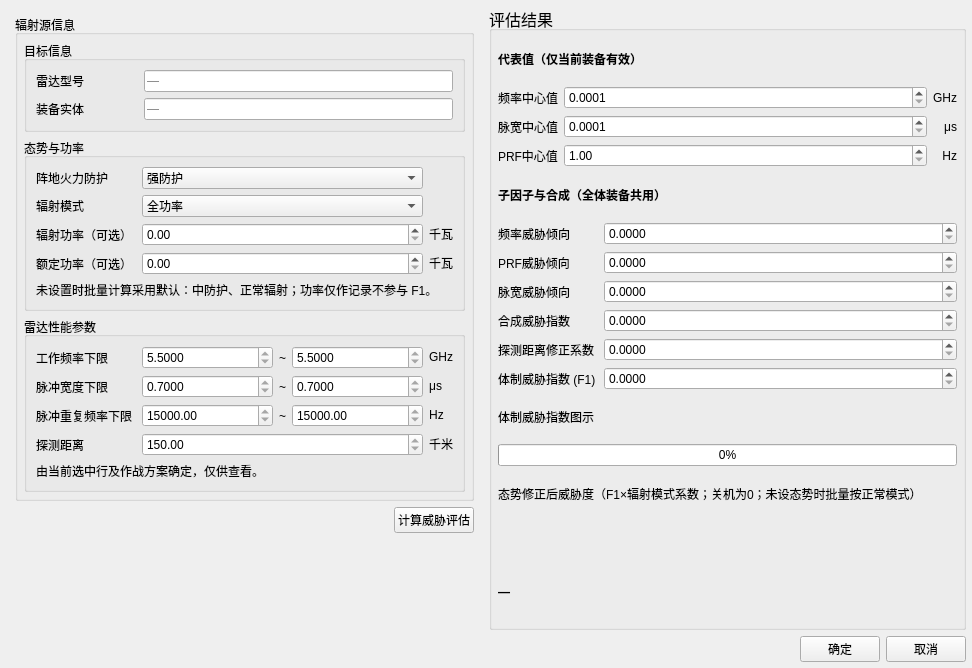
Qt form Project/src/EstimateSituation/SetRadarThreatAssess.ui (jackstraw1112/UVA-MissionPlanning) before a commit.
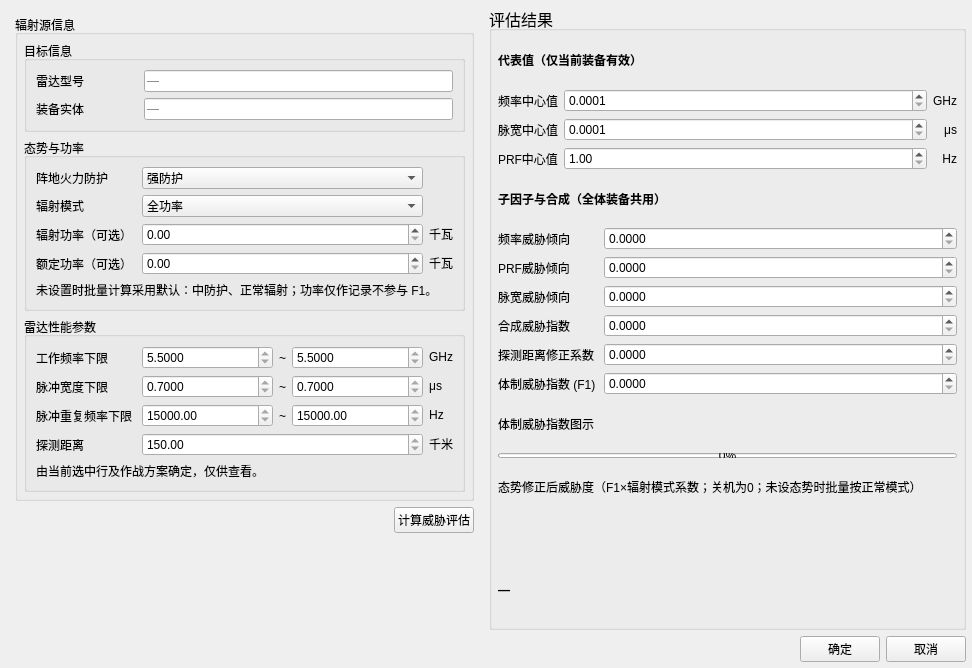
The same form after that commit.

```diff
--- a/Project/src/EstimateSituation/SetRadarThreatAssess.ui
+++ b/Project/src/EstimateSituation/SetRadarThreatAssess.ui
@@ -1753,6 +1753,18 @@
             <pointsize>9</pointsize>
            </font>
           </property>
+          <property name="minimumSize">
+           <size>
+            <width>0</width>
+            <height>5</height>
+           </size>
+          </property>
+          <property name="maximumSize">
+           <size>
+            <width>16777215</width>
+            <height>5</height>
+           </size>
+          </property>
           <property name="maximum">
            <number>100</number>
           </property>
```
